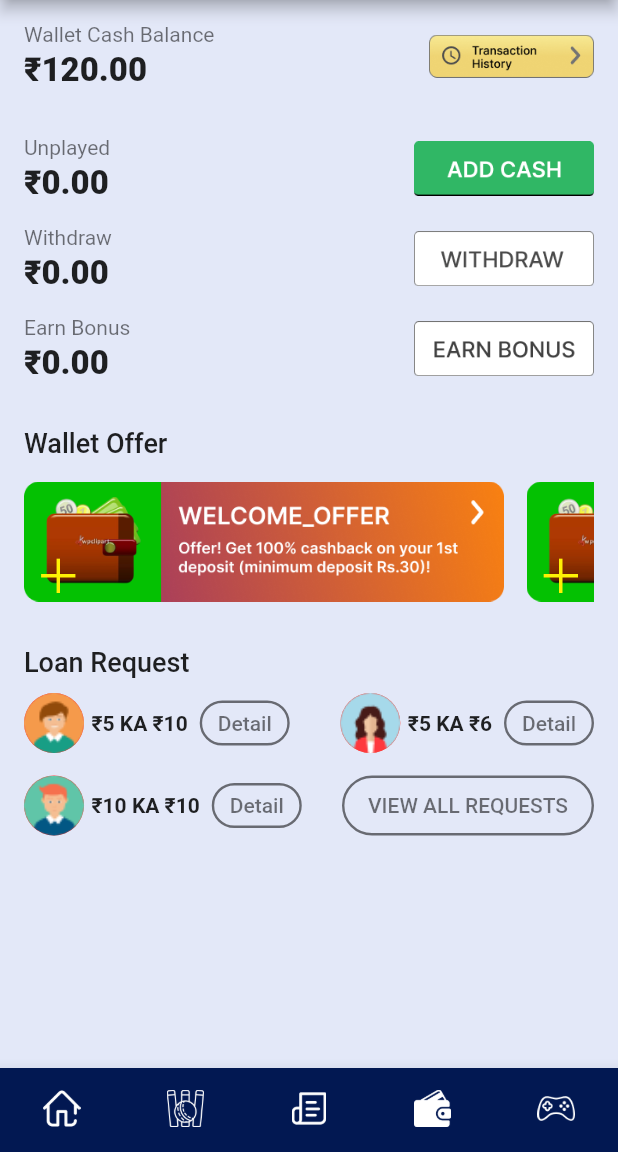
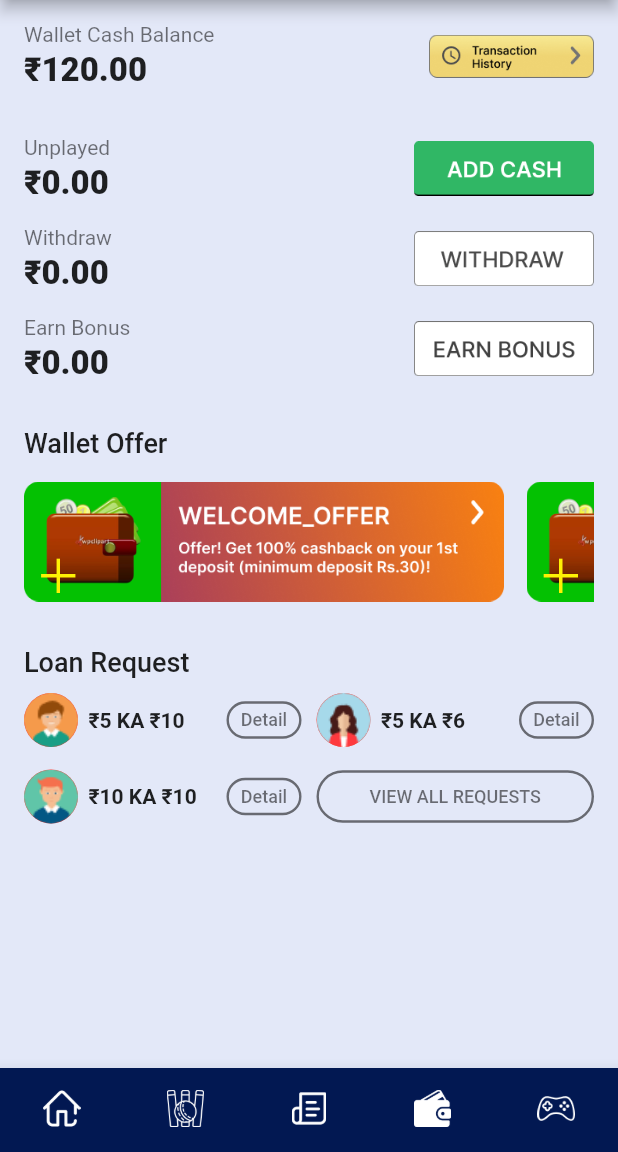
Before and after one commit to Jayraj185/CricStrike, a Flutter app: the screen it shows after launch, item 4 of the bottom bar chosen, on a phone screen of 412 x 824 dp, the part 84-1236 px from its top. Run offline on Flutter 3.47's test engine with Material 2 defaults, Android fonts, the light colour scheme and no system bars; our stand-ins replace cached_network_image, cloud_firestore, firebase_core, get, google_fonts, share_plus; accounts and stored records are empty; network calls fail.

Commit message:
04/05 12:35

```diff
--- a/lib/Screens/game/view/gamepage.dart
+++ b/lib/Screens/game/view/gamepage.dart
@@ -45,7 +45,7 @@ class _GamePageState extends State<GamePage> {
                     height: 215,
                     width: 170,
                     child: Image.asset(
-                      "assets/image/Events_1.png",
+                      "assets/image/Events_2.png",
                       fit: BoxFit.fill,
                     ),
                   ),
--- a/lib/Screens/wallet/view/walletpage.dart
+++ b/lib/Screens/wallet/view/walletpage.dart
@@ -11,7 +11,8 @@ class WalletPage extends StatefulWidget {
 class _WalletPageState extends State<WalletPage> {
   @override
   Widget build(BuildContext context) {
-    return Column(crossAxisAlignment: CrossAxisAlignment.start,
+    return Column(
+      crossAxisAlignment: CrossAxisAlignment.start,
       children: [
         SizedBox(
           height: 15,
@@ -103,7 +104,6 @@ class _WalletPageState extends State<WalletPage> {
             ),
           ],
         ),
-
         SizedBox(
           height: 15,
         ),
@@ -137,13 +137,11 @@ class _WalletPageState extends State<WalletPage> {
         SizedBox(
           height: 30,
         ),
-
         Text(
-          "Wallet Offer",textAlign: TextAlign.start,
+          "Wallet Offer",
+          textAlign: TextAlign.start,
           style: TextStyle(
-              color: Colors.black87,
-              fontWeight: FontWeight.w500,
-              fontSize: 18),
+              color: Colors.black87, fontWeight: FontWeight.w500, fontSize: 18),
         ),
         SizedBox(
           height: 15,
@@ -153,13 +151,23 @@ class _WalletPageState extends State<WalletPage> {
           physics: BouncingScrollPhysics(),
           child: Row(
             children: [
-              Image.asset("assets/image/add1.png",height:80,),
-              SizedBox(width: 15,),
-              Image.asset("assets/image/add1.png",height:80,),
+              Image.asset(
+                "assets/image/add1.png",
+                height: 80,
+              ),
+              SizedBox(
+                width: 15,
+              ),
+              Image.asset(
+                "assets/image/add1.png",
+                height: 80,
+              ),
             ],
           ),
         ),
-        SizedBox(height: 30,),
+        SizedBox(
+          height: 30,
+        ),
         Row(
           children: [
             Text(
@@ -172,138 +180,145 @@ class _WalletPageState extends State<WalletPage> {
             ),
           ],
         ),
-        SizedBox(height: 10,),
+        SizedBox(
+          height: 10,
+        ),
         Row(
-          mainAxisAlignment: MainAxisAlignment.spaceBetween,
           children: [
-            Row(
+            Expanded(
+              child: Row(
                 children: [
                   CircleAvatar(
                     backgroundColor: Colors.red,
                     backgroundImage: AssetImage("assets/image/LR_1.png"),
-                  radius: 20,
+                    radius: 18,
                   ),
-                SizedBox(width: 5,),
-                Text(
-                  "₹5 KA ₹10",
+                  Container(
+                    child: Text(
+                      "  ₹5 KA ₹10",
                       style: TextStyle(
                           color: Colors.black87,
                           fontSize: 14,
-                    fontWeight: FontWeight.bold
+                          fontWeight: FontWeight.bold),
                     ),
                   ),
-                SizedBox(width: 8,),
+                  Spacer(),
                   Container(
-                  height: 30,
-                  width: 60,
+                    height: 25,
+                    width: 50,
                     decoration: BoxDecoration(
                         borderRadius: BorderRadius.circular(15),
-                    border: Border.all(color: Colors.black54,width: 1.6)
-                  ),
+                        border: Border.all(color: Colors.black54, width: 1.6)),
                     alignment: Alignment.center,
                     child: Text(
                       "Detail",
                       style: TextStyle(
                           color: Colors.black54,
                           fontWeight: FontWeight.w500,
-                      fontSize: 14
-                    ),
+                          fontSize: 12),
                     ),
                   )
                 ],
               ),
-            Row(
+            ),
+            SizedBox(
+              width: 10,
+            ),
+            Expanded(
+              child: Row(
                 children: [
                   CircleAvatar(
                     backgroundColor: Colors.red,
                     backgroundImage: AssetImage("assets/image/LR_2.png"),
-                  radius: 20,
+                    radius: 18,
                   ),
-                SizedBox(width: 5,),
+
                   Text(
-                  "₹5 KA ₹6",
+                    "  ₹5 KA ₹6",
                     style: TextStyle(
                         color: Colors.black87,
                         fontSize: 14,
-                    fontWeight: FontWeight.bold
+                        fontWeight: FontWeight.bold),
                   ),
-                ),
-                SizedBox(width: 8,),
+                  Spacer(),
+
                   Container(
-                  height: 30,
-                  width: 60,
+                    height: 25,
+                    width: 50,
                     decoration: BoxDecoration(
                         borderRadius: BorderRadius.circular(15),
-                    border: Border.all(color: Colors.black54,width: 1.6)
-                  ),
+                        border: Border.all(color: Colors.black54, width: 1.6)),
                     alignment: Alignment.center,
                     child: Text(
                       "Detail",
                       style: TextStyle(
                           color: Colors.black54,
                           fontWeight: FontWeight.w500,
-                      fontSize: 14
-                    ),
+                          fontSize: 12),
                     ),
                   )
                 ],
               ),
+            ),
           ],
         ),
-        SizedBox(height: 15,),
+        SizedBox(
+          height: 15,
+        ),
         Row(
-          mainAxisAlignment: MainAxisAlignment.spaceBetween,
           children: [
-            Row(
+            Expanded(
+              child: Row(
                 children: [
                   CircleAvatar(
                     backgroundColor: Colors.red,
                     backgroundImage: AssetImage("assets/image/LR_3.png"),
-                  radius: 20,
+                    radius: 18,
                   ),
-                SizedBox(width: 5,),
-                Text(
-                  "₹10 KA ₹10",
+                  Container(
+                    child: Text(
+                      "  ₹10 KA ₹10",
                       style: TextStyle(
                           color: Colors.black87,
                           fontSize: 14,
-                    fontWeight: FontWeight.bold
+                          fontWeight: FontWeight.bold),
                     ),
                   ),
-                SizedBox(width: 8,),
+                  Spacer(),
                   Container(
-                  height: 30,
-                  width: 60,
+                    height: 25,
+                    width: 50,
                     decoration: BoxDecoration(
                         borderRadius: BorderRadius.circular(15),
-                    border: Border.all(color: Colors.black54,width: 1.6)
-                  ),
+                        border: Border.all(color: Colors.black54, width: 1.6)),
                     alignment: Alignment.center,
                     child: Text(
                       "Detail",
                       style: TextStyle(
                           color: Colors.black54,
                           fontWeight: FontWeight.w500,
-                      fontSize: 14
-                    ),
+                          fontSize: 12),
                     ),
                   )
                 ],
               ),
-            Container(
-              height: 40,
-              width: 168,
+            ),
+            SizedBox(
+              width: 10,
+            ),
+            Expanded(
+              child: Container(
+                height: 35,
                 decoration: BoxDecoration(
                     borderRadius: BorderRadius.circular(30),
-                border: Border.all(color: Colors.black54,width: 1.6)
-              ),
+                    border: Border.all(color: Colors.black54, width: 1.6)),
                 alignment: Alignment.center,
                 child: Text(
                   "VIEW ALL REQUESTS",
                   style: TextStyle(
                       color: Colors.black54,
                       fontWeight: FontWeight.w500,
-                  fontSize: 14
+                      fontSize: 12),
                 ),
               ),
             ),
--- a/lib/main.dart
+++ b/lib/main.dart
@@ -6,7 +6,6 @@ import 'package:flutter/cupertino.dart';
 import 'package:flutter/material.dart';
 import 'package:flutter/services.dart';
 import 'package:get/get.dart';
-import 'package:sizer/sizer.dart';
 
 void main() async {
   WidgetsFlutterBinding.ensureInitialized();
```
Also changed, not shown: lib/Screens/Contests/view/ContestsPage.dart (+19 -11 lines), lib/Screens/My_Contests/view/MyContestsPage.dart (+7 -6 lines), assets/image/Events_1.png (deleted). Lines whose indentation alone changed are shown as unchanged.
